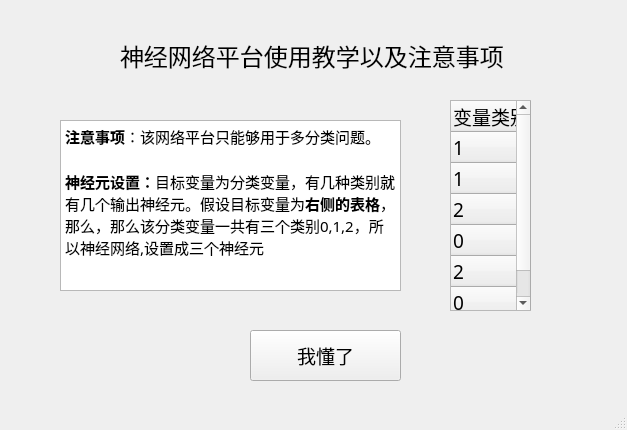
Old version of the form remind_windows.ui in the repository leechfile/bpnet-edu.
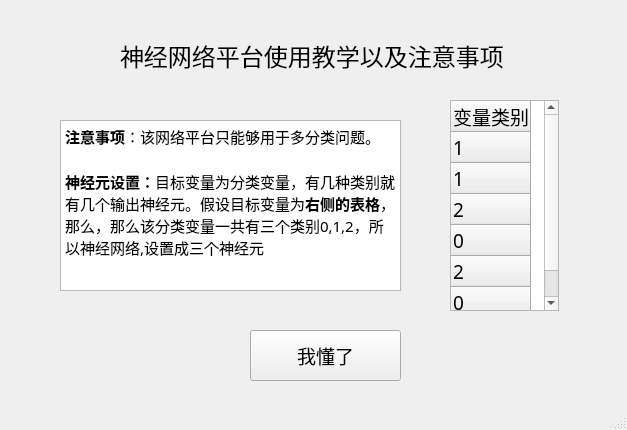
New version of the form.

What changed in the file:
```diff
--- a/remind_windows.ui
+++ b/remind_windows.ui
@@ -63,7 +63,7 @@
      <rect>
       <x>450</x>
       <y>100</y>
-      <width>81</width>
+      <width>109</width>
       <height>211</height>
      </rect>
     </property>
```
